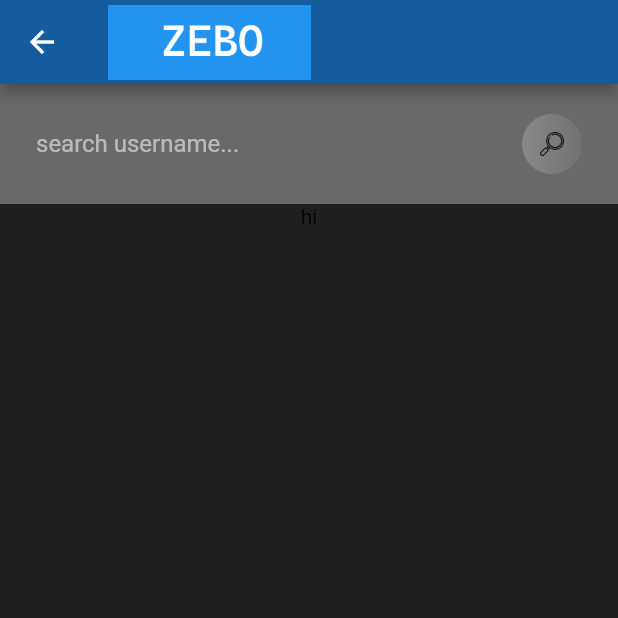
After one commit to ThienejLee/chatApp, a Flutter app: the SearchScreen screen opened directly, on a phone screen of 412 x 824 dp, the top half of it. The commit adds this screen. Run offline on Flutter 3.47's test engine with Material 2 defaults, Android fonts, the phone set to English and light mode, and no system bars; our stand-ins replace cloud_firestore, firebase_auth; accounts and stored records are empty.

Commit message:
add search

```diff
--- a/lib/helper/authenticate.dart
+++ b/lib/helper/authenticate.dart
@@ -21,7 +21,7 @@ class _AuthenticateState extends State<Authenticate> {
     if (showSignIn) {
       return SignIn(toggleView);
     } else {
-      return SignUp();
+      return SignUp(toggleView);
     }
   }
 }
--- a/lib/main.dart
+++ b/lib/main.dart
@@ -1,3 +1,4 @@
+import 'package:ChatApp/helper/authenticate.dart';
 import 'package:ChatApp/views/signup.dart';
 import 'package:flutter/material.dart';
 
@@ -18,7 +19,7 @@ class MyApp extends StatelessWidget {
         primarySwatch: Colors.blue,
         visualDensity: VisualDensity.adaptivePlatformDensity,
       ),
-      home: SignUp()
+      home: Authenticate(),
     );
   }
 }
--- /dev/null
+++ b/lib/views/search.dart
@@ -0,0 +1,148 @@
+import 'package:ChatApp/services/database.dart';
+import 'package:ChatApp/widgets/widget.dart';
+import 'package:cloud_firestore/cloud_firestore.dart';
+import 'package:flutter/material.dart';
+
+class SearchScreen extends StatefulWidget {
+  @override
+  _SearchScreenState createState() => _SearchScreenState();
+}
+
+class _SearchScreenState extends State<SearchScreen> {
+  DataBaseMethods dataBaseMethods = new DataBaseMethods();
+  TextEditingController searchTextEditingController =
+      new TextEditingController();
+
+  QuerySnapshot searchSnapshot;
+
+  initiateSearch() {
+    dataBaseMethods
+        .getUserByUserName(searchTextEditingController.text)
+        .then((val) {
+      setState(() {
+        searchSnapshot = val;
+      });
+    });
+  }
+
+  ///search chatroom, send user ot conversation screen, pushreplacement
+  createChatRoomAndStartConversation(String userName) {
+    List<String> users = [
+      userName,
+    ];
+    dataBaseMethods.createChatRoom();
+  }
+
+  Widget searchList() {
+    return searchSnapshot != null
+        ? ListView.builder(
+            itemCount: searchSnapshot.documents.length,
+            shrinkWrap: true,
+            itemBuilder: (context, index) {
+              return SearchTile(
+                userName: searchSnapshot.documents[index].data["name"],
+                userEmail: searchSnapshot.documents[index].data["email"],
+              );
+            },
+          )
+        : Text("hi");
+  }
+
+  @override
+  void initState() {
+    // initiateSearch();
+    super.initState();
+  }
+
+  @override
+  Widget build(BuildContext context) {
+    return Scaffold(
+      appBar: appBarMain(context),
+      body: Container(
+        child: Column(
+          children: [
+            Container(
+              color: Color(0x54FFFFFF),
+              padding: EdgeInsets.symmetric(horizontal: 24, vertical: 16),
+              child: Row(
+                children: [
+                  Expanded(
+                    child: TextField(
+                      controller: searchTextEditingController,
+                      style: TextStyle(color: Colors.white),
+                      decoration: InputDecoration(
+                        hintText: "search username...",
+                        hintStyle: TextStyle(
+                          color: Colors.white54,
+                        ),
+                        border: InputBorder.none,
+                      ),
+                    ),
+                  ),
+                  GestureDetector(
+                    onTap: () {
+                      initiateSearch();
+                    },
+                    child: Container(
+                      height: 40,
+                      width: 40,
+                      decoration: BoxDecoration(
+                        gradient: LinearGradient(colors: [
+                          const Color(0x36FFFFFF),
+                          const Color(0x0FFFFFFF),
+                        ]),
+                        borderRadius: BorderRadius.circular(40),
+                      ),
+                      padding: EdgeInsets.all(12),
+                      child: Image.asset(
+                        "assets/images/search_white.png",
+                      ),
+                    ),
+                  )
+                ],
+              ),
+            ),
+            searchList(),
+          ],
+        ),
+      ),
+    );
+  }
+}
+
+class SearchTile extends StatelessWidget {
+  final String userName;
+  final String userEmail;
+  SearchTile({this.userEmail, this.userName});
+
+  @override
+  Widget build(BuildContext context) {
+    return Container(
+      padding: EdgeInsets.symmetric(horizontal: 24, vertical: 16),
+      child: Row(
+        children: [
+          Column(
+            crossAxisAlignment: CrossAxisAlignment.start,
+            children: [
+              Text(userName, style: simpleTextStyle()),
+              Text(userEmail, style: simpleTextStyle()),
+            ],
+          ),
+          Spacer(),
+          GestureDetector(
+            onTap: () {},
+            child: Container(
+              decoration: BoxDecoration(
+                  color: Colors.blue, borderRadius: BorderRadius.circular(30)),
+              padding: EdgeInsets.symmetric(horizontal: 16, vertical: 8),
+              child: Text(
+                "Message",
+                style: mediumTextStyle(),
+              ),
+            ),
+          )
+        ],
+      ),
+    );
+  }
+}
```
Also changed, not shown: lib/services/database.dart (added, +26 -0 lines), lib/views/chatRoomsScreen.dart (+13 -4 lines), lib/views/signin.dart (+66 -22 lines), lib/views/signup.dart (+23 -7 lines).
